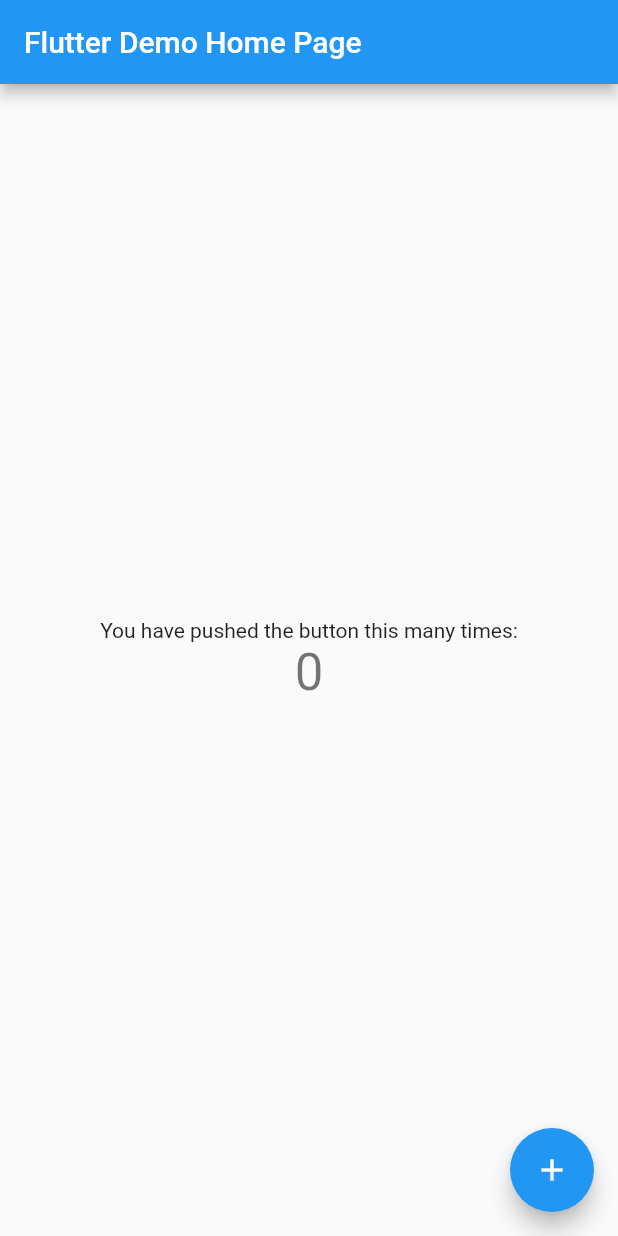
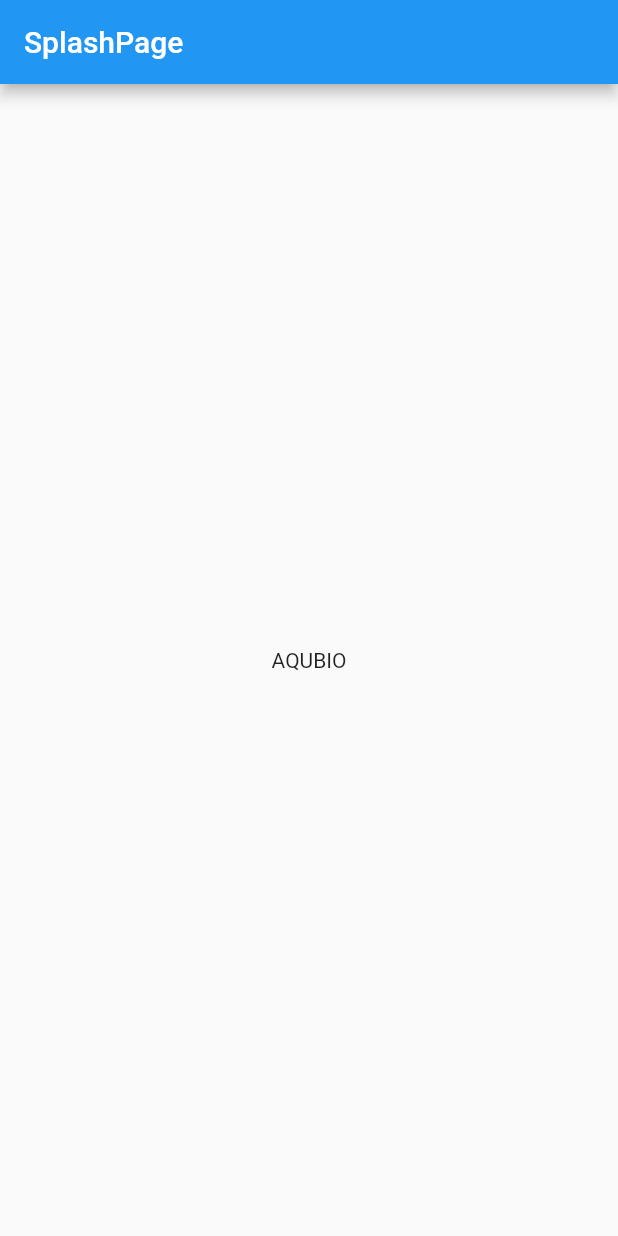
Before and after one commit to bio-kawaji/aq-app-aqubio_v2, a Flutter app: the screen it shows after launch, on a phone screen of 412 x 824 dp. Run offline on Flutter 3.47's test engine with Material 2 defaults, Android fonts, the light colour scheme and no system bars; our stand-ins replace hooks_riverpod.

Commit message:
Riverpodが動くか確認。

```diff
--- a/lib/main.dart
+++ b/lib/main.dart
@@ -1,115 +1,21 @@
+import 'package:aqubio/pages/splash_page.dart';
 import 'package:flutter/material.dart';
+import 'package:hooks_riverpod/hooks_riverpod.dart';
 
 void main() {
-  runApp(const MyApp());
+  runApp(const ProviderScope(child: MyApp()));
 }
 
 class MyApp extends StatelessWidget {
   const MyApp({super.key});
-
-  // This widget is the root of your application.
   @override
   Widget build(BuildContext context) {
     return MaterialApp(
       title: 'Flutter Demo',
       theme: ThemeData(
-        // This is the theme of your application.
-        //
-        // Try running your application with "flutter run". You'll see the
-        // application has a blue toolbar. Then, without quitting the app, try
-        // changing the primarySwatch below to Colors.green and then invoke
-        // "hot reload" (press "r" in the console where you ran "flutter run",
-        // or simply save your changes to "hot reload" in a Flutter IDE).
-        // Notice that the counter didn't reset back to zero; the application
-        // is not restarted.
         primarySwatch: Colors.blue,
       ),
-      home: const MyHomePage(title: 'Flutter Demo Home Page'),
+      home: const SplashPage(),
     );
   }
 }
-
-class MyHomePage extends StatefulWidget {
-  const MyHomePage({super.key, required this.title});
-
-  // This widget is the home page of your application. It is stateful, meaning
-  // that it has a State object (defined below) that contains fields that affect
-  // how it looks.
-
-  // This class is the configuration for the state. It holds the values (in this
-  // case the title) provided by the parent (in this case the App widget) and
-  // used by the build method of the State. Fields in a Widget subclass are
-  // always marked "final".
-
-  final String title;
-
-  @override
-  State<MyHomePage> createState() => _MyHomePageState();
-}
-
-class _MyHomePageState extends State<MyHomePage> {
-  int _counter = 0;
-
-  void _incrementCounter() {
-    setState(() {
-      // This call to setState tells the Flutter framework that something has
-      // changed in this State, which causes it to rerun the build method below
-      // so that the display can reflect the updated values. If we changed
-      // _counter without calling setState(), then the build method would not be
-      // called again, and so nothing would appear to happen.
-      _counter++;
-    });
-  }
-
-  @override
-  Widget build(BuildContext context) {
-    // This method is rerun every time setState is called, for instance as done
-    // by the _incrementCounter method above.
-    //
-    // The Flutter framework has been optimized to make rerunning build methods
-    // fast, so that you can just rebuild anything that needs updating rather
-    // than having to individually change instances of widgets.
-    return Scaffold(
-      appBar: AppBar(
-        // Here we take the value from the MyHomePage object that was created by
-        // the App.build method, and use it to set our appbar title.
-        title: Text(widget.title),
-      ),
-      body: Center(
-        // Center is a layout widget. It takes a single child and positions it
-        // in the middle of the parent.
-        child: Column(
-          // Column is also a layout widget. It takes a list of children and
-          // arranges them vertically. By default, it sizes itself to fit its
-          // children horizontally, and tries to be as tall as its parent.
-          //
-          // Invoke "debug painting" (press "p" in the console, choose the
-          // "Toggle Debug Paint" action from the Flutter Inspector in Android
-          // Studio, or the "Toggle Debug Paint" command in Visual Studio Code)
-          // to see the wireframe for each widget.
-          //
-          // Column has various properties to control how it sizes itself and
-          // how it positions its children. Here we use mainAxisAlignment to
-          // center the children vertically; the main axis here is the vertical
-          // axis because Columns are vertical (the cross axis would be
-          // horizontal).
-          mainAxisAlignment: MainAxisAlignment.center,
-          children: <Widget>[
-            const Text(
-              'You have pushed the button this many times:',
-            ),
-            Text(
-              '$_counter',
-              style: Theme.of(context).textTheme.headlineMedium,
-            ),
-          ],
-        ),
-      ),
-      floatingActionButton: FloatingActionButton(
-        onPressed: _incrementCounter,
-        tooltip: 'Increment',
-        child: const Icon(Icons.add),
-      ), // This trailing comma makes auto-formatting nicer for build methods.
-    );
-  }
-}
--- /dev/null
+++ b/lib/pages/splash_page.dart
@@ -0,0 +1,25 @@
+import 'package:flutter/material.dart';
+import 'package:hooks_riverpod/hooks_riverpod.dart';
+
+class SplashPage extends HookConsumerWidget {
+  const SplashPage({super.key});
+
+  @override
+  Widget build(BuildContext context, WidgetRef ref) {
+    return Scaffold(
+      appBar: AppBar(
+        title: const Text('SplashPage'),
+      ),
+      body: Center(
+        child: Column(
+          mainAxisAlignment: MainAxisAlignment.center,
+          children: const <Widget>[
+            Text(
+              'AQUBIO',
+            ),
+          ],
+        ),
+      ),
+    );
+  }
+}
```
Also changed, not shown: 4 other files.
